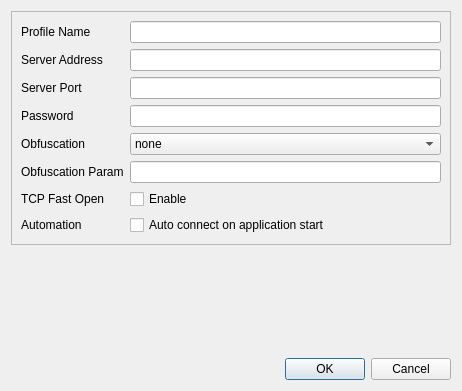
First picture: the form in ui/snelleditdialog.ui, repository 31126-un/Trojan-Qt5, before the edit.
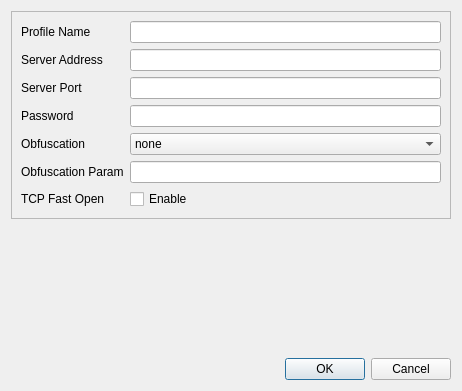
Second picture: the form after the edit.

Commit message: [Remove Feature] drop autoStart

What changed in the file:
```diff
--- a/ui/snelleditdialog.ui
+++ b/ui/snelleditdialog.ui
@@ -142,26 +142,6 @@
         </property>
        </widget>
       </item>
-      <item row="8" column="0">
-       <widget class="QLabel" name="autoStartLabel">
-        <property name="text">
-         <string>Automation</string>
-        </property>
-       </widget>
-      </item>
-      <item row="8" column="1">
-       <widget class="QCheckBox" name="autoStartCheckBox">
-        <property name="sizePolicy">
-         <sizepolicy hsizetype="Expanding" vsizetype="Fixed">
-          <horstretch>0</horstretch>
-          <verstretch>0</verstretch>
-         </sizepolicy>
-        </property>
-        <property name="text">
-         <string>Auto connect on application start</string>
-        </property>
-       </widget>
-      </item>
      </layout>
     </widget>
    </item>
```
Left out of the diff: 1 changed line with no effect on the pictures. The commit also changes 19 other files.
